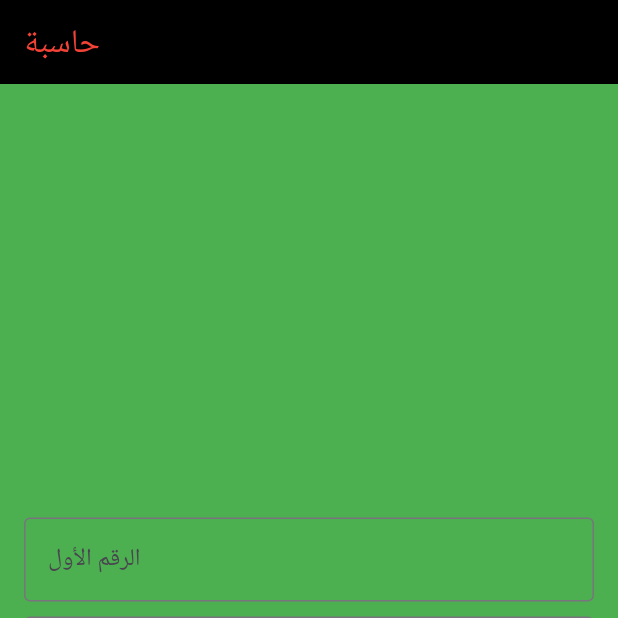
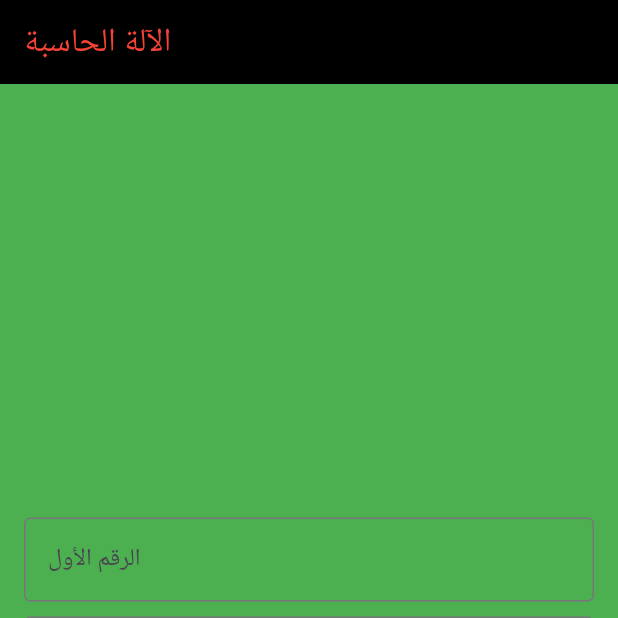
Before and after one commit to MishalTouhiri/MyAp, a Flutter app: the screen it shows after launch, on a phone screen of 412 x 824 dp, the top half of it. Run offline on Flutter 3.47's test engine with Material 3 defaults, Android fonts, the phone set to English and light mode, and no system bars.

Commit message:
Hello World 2

```diff
--- a/lib/main.dart
+++ b/lib/main.dart
@@ -44,7 +44,7 @@ class _CalculatorPageState extends State<Calculator> {
     return Scaffold(
       appBar: AppBar(
         title: Text(
-          'حاسبة',
+          'الآلة الحاسبة',
           style: TextStyle(color: Colors.red),
         ),
         backgroundColor: Colors.black,
```
